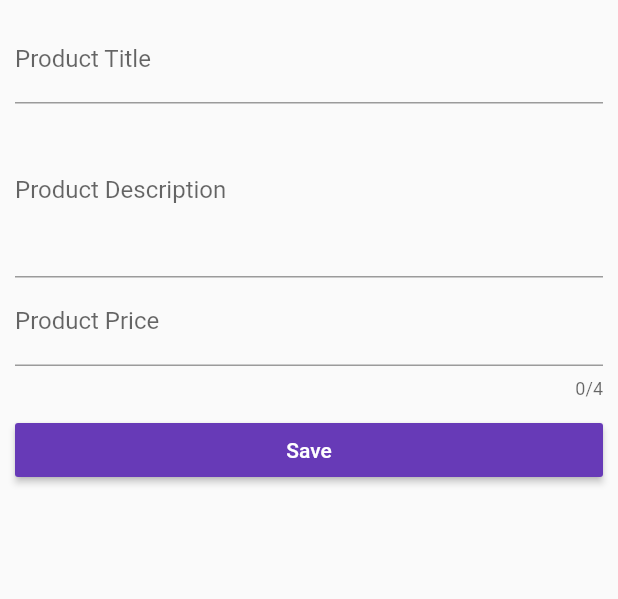
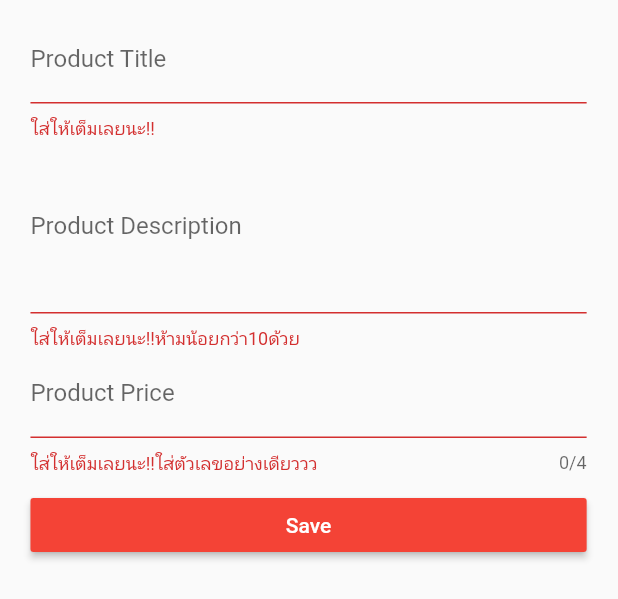
Before and after one commit to moosubb4/learnFlutter, a Flutter app: the ProductCreatePage widget shown alone on an empty page, opened directly with empty values, after a tap on "Save", on a phone screen of 412 x 824 dp. Shown: the top 599 px of the screen. Run offline on Flutter 3.47's test engine with Material 2 defaults, Android fonts, the phone set to English and light mode, and no system bars; Roboto replaces fonts that are missing (Oswald).

```diff
--- a/flutter_course/lib/main.dart
+++ b/flutter_course/lib/main.dart
@@ -40,7 +40,8 @@ class _MyAppState extends State<MyApp> {
         brightness: Brightness.light,
         primarySwatch: Colors.deepOrange,
         accentColor: Colors.deepPurple,
-        fontFamily: 'Oswald',
+        buttonColor: Colors.red,
+        // fontFamily: 'Oswald',
       ),
       // home: AuthPage(),
       routes: {
--- a/flutter_course/lib/pages/product_create.dart
+++ b/flutter_course/lib/pages/product_create.dart
@@ -15,27 +15,38 @@ class _ProductCreatePageState extends State<ProductCreatePage> {
   String _titleValue;
   String _descriptionValue;
   double _priceValue;
+  final GlobalKey<FormState> _formKey = GlobalKey<FormState>();
 
   Widget _builTitleTexrtField() {
-    return TextField(
+    return TextFormField(
       decoration: InputDecoration(
         labelText: 'Product Title',
       ),
-      onChanged: (String value) {
+      onSaved: (String value) {
         setState(() {
           _titleValue = value;
         });
+      },
+      validator: (String value) {
+        if (value.isEmpty) {
+          return 'ใส่ให้เต็มเลยนะ!!';
+        }
       },
     );
   }
 
   Widget _buildDescriptionTextField() {
-    return TextField(
+    return TextFormField(
       decoration: InputDecoration(
         labelText: 'Product Description',
       ),
       maxLines: 4,
-      onChanged: (String value) {
+      validator: (String value) {
+        if (value.isEmpty || value.length < 10) {
+          return 'ใส่ให้เต็มเลยนะ!!ห้ามน้อยกว่า10ด้วย';
+        }
+      },
+      onSaved: (String value) {
         setState(() {
           _descriptionValue = value;
         });
@@ -44,13 +55,19 @@ class _ProductCreatePageState extends State<ProductCreatePage> {
   }
 
   Widget _buildPriceTextField() {
-    return TextField(
+    return TextFormField(
       decoration: InputDecoration(
         labelText: 'Product Price',
       ),
       maxLength: 4,
+      validator: (String value) {
+        if (value.isEmpty ||
+            !RegExp(r'^(?:[1-9]\d*|0)?(?:\.\d+)?$').hasMatch(value)) {
+          return 'ใส่ให้เต็มเลยนะ!!ใส่ตัวเลขอย่างเดียววว';
+        }
+      },
       keyboardType: TextInputType.number,
-      onChanged: (String value) {
+      onSaved: (String value) {
         setState(() {
           _priceValue = double.parse(value);
         });
@@ -59,6 +76,10 @@ class _ProductCreatePageState extends State<ProductCreatePage> {
   }
 
   void _submitForm() {
+    if (!_formKey.currentState.validate()) {
+      return;
+    }
+    _formKey.currentState.save();
     final Map<String, dynamic> product = {
       'title': _titleValue,
       'description': _descriptionValue,
@@ -71,9 +92,20 @@ class _ProductCreatePageState extends State<ProductCreatePage> {
 
   @override
   Widget build(BuildContext context) {
-    return Container(
+    final deviceWidth = MediaQuery.of(context).size.width;
+    final targetWidth = deviceWidth > 550.0 ? 550.0 : deviceWidth * 0.95;
+    final targetPadding = deviceWidth - targetWidth;
+    return GestureDetector(
+      onTap: () {
+        FocusScope.of(context).requestFocus(FocusNode());
+      },
+      child: Container(
+        width: targetWidth,
         margin: EdgeInsets.all(10.0),
+        child: Form(
+          key: _formKey,
           child: ListView(
+            padding: EdgeInsets.symmetric(horizontal: targetPadding / 2),
             children: <Widget>[
               _builTitleTexrtField(),
               _buildDescriptionTextField(),
@@ -83,11 +115,21 @@ class _ProductCreatePageState extends State<ProductCreatePage> {
               ),
               RaisedButton(
                 child: Text('Save'),
-            color: Theme.of(context).accentColor,
+                // color: Theme.of(context).accentColor,
                 textColor: Colors.white,
                 onPressed: _submitForm,
               )
+              // GestureDetector(
+              //   onTap: _submitForm,
+              //   child: Container(
+              //     color: Colors.lime,
+              //     padding: EdgeInsets.all(5.0),
+              //     child: Text('Tab me to save!'),
+              //   ),
+              // ),
             ],
+          ),
+        ),
       ),
     );
   }
```
Also changed, not shown: flutter_course/lib/pages/auth.dart (+7 -1 lines), flutter_course/lib/product_manager.dart (deleted, +0 -16 lines). Lines whose indentation alone changed are shown as unchanged.
